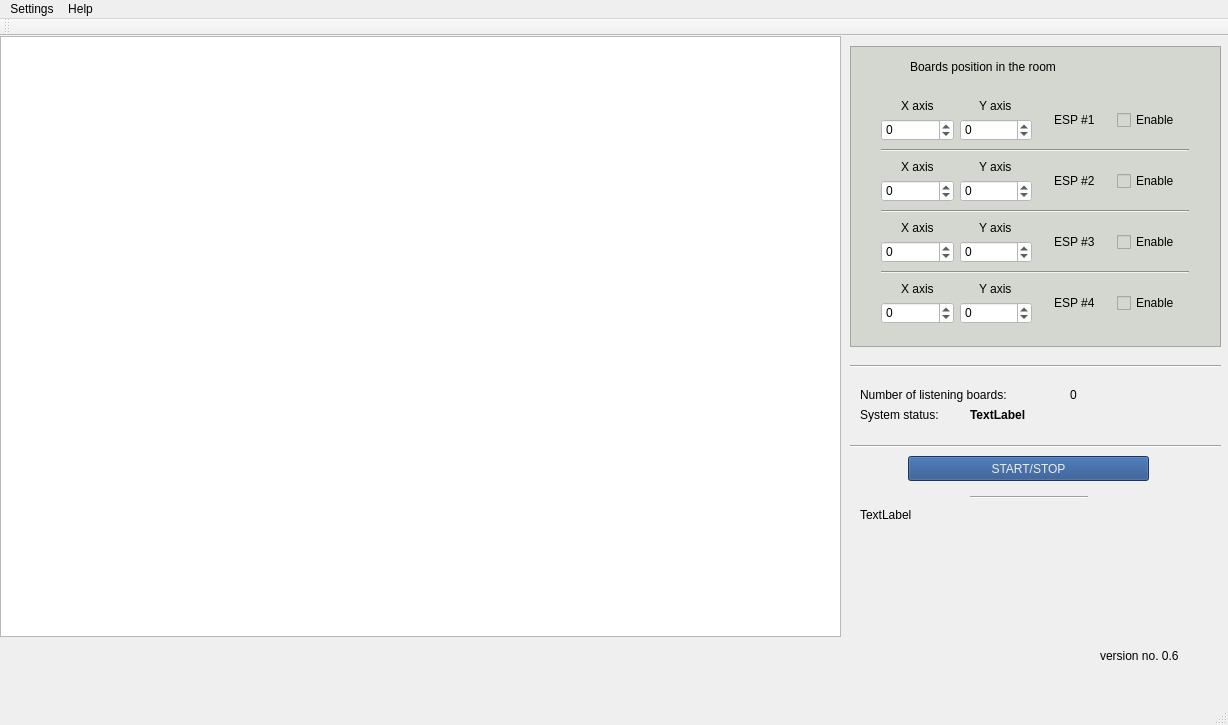
First picture: the form in mainwindow.ui, repository Marlowess/PRTS-ESP32-server, before the edit.
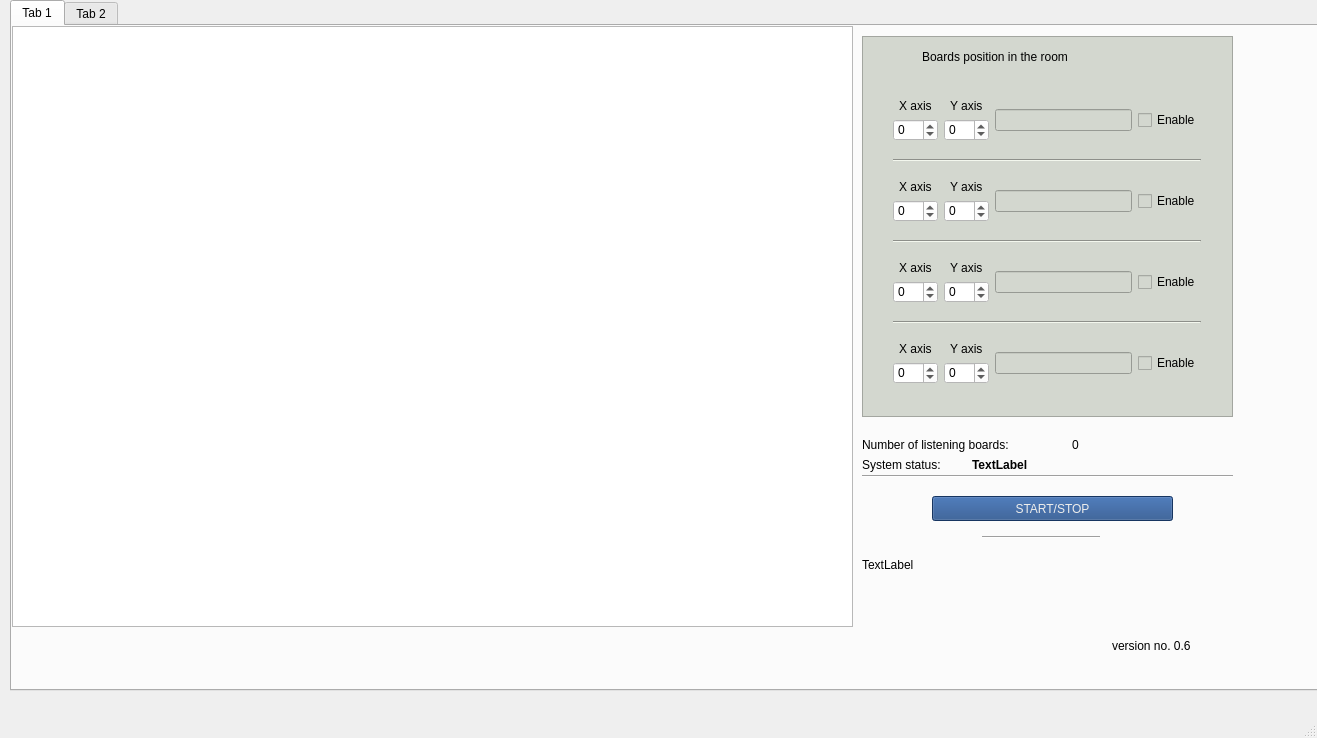
Second picture: the form after the edit. Custom widgets are drawn as their Qt base class.

Commit message: Gestione dinamica della posizione delle board

What changed in the file:
```diff
--- a/mainwindow.ui
+++ b/mainwindow.ui
@@ -6,8 +6,8 @@
    <rect>
     <x>0</x>
     <y>0</y>
-    <width>1228</width>
-    <height>725</height>
+    <width>1317</width>
+    <height>738</height>
    </rect>
   </property>
   <property name="windowTitle">
@@ -17,17 +17,104 @@
    <string notr="true"/>
   </property>
   <widget class="QWidget" name="centralWidget">
-   <widget class="QChartView" name="graphicsView">
+   <widget class="QTabWidget" name="tabWidget">
     <property name="geometry">
      <rect>
-      <x>0</x>
+      <x>10</x>
       <y>0</y>
-      <width>841</width>
-      <height>601</height>
+      <width>1341</width>
+      <height>691</height>
      </rect>
     </property>
-    <property name="styleSheet">
-     <string notr="true"/>
+    <property name="currentIndex">
+     <number>0</number>
+    </property>
+    <widget class="QWidget" name="tab">
+     <attribute name="title">
+      <string>Tab 1</string>
+     </attribute>
+     <widget class="QLabel" name="label_3">
+      <property name="geometry">
+       <rect>
+        <x>850</x>
+        <y>430</y>
+        <width>111</width>
+        <height>17</height>
+       </rect>
+      </property>
+      <property name="text">
+       <string>System status:</string>
+      </property>
+     </widget>
+     <widget class="QLabel" name="label">
+      <property name="geometry">
+       <rect>
+        <x>850</x>
+        <y>410</y>
+        <width>191</width>
+        <height>17</height>
+       </rect>
+      </property>
+      <property name="text">
+       <string>Number of listening boards:</string>
+      </property>
+     </widget>
+     <widget class="QLabel" name="mac_addresses">
+      <property name="geometry">
+       <rect>
+        <x>850</x>
+        <y>530</y>
+        <width>351</width>
+        <height>17</height>
+       </rect>
+      </property>
+      <property name="text">
+       <string>TextLabel</string>
+      </property>
+     </widget>
+     <widget class="Line" name="line_5">
+      <property name="geometry">
+       <rect>
+        <x>850</x>
+        <y>440</y>
+        <width>371</width>
+        <height>20</height>
+       </rect>
+      </property>
+      <property name="orientation">
+       <enum>Qt::Horizontal</enum>
+      </property>
+     </widget>
+     <widget class="QLabel" name="label_status">
+      <property name="geometry">
+       <rect>
+        <x>960</x>
+        <y>430</y>
+        <width>101</width>
+        <height>17</height>
+       </rect>
+      </property>
+      <property name="font">
+       <font>
+        <weight>75</weight>
+        <bold>true</bold>
+       </font>
+      </property>
+      <property name="text">
+       <string>TextLabel</string>
+      </property>
+     </widget>
+     <widget class="QLabel" name="label_boards">
+      <property name="geometry">
+       <rect>
+        <x>1060</x>
+        <y>410</y>
+        <width>16</width>
+        <height>17</height>
+       </rect>
+      </property>
+      <property name="text">
+       <string>0</string>
     </property>
    </widget>
    <widget class="QFrame" name="frame">
@@ -36,7 +123,7 @@
       <x>850</x>
       <y>10</y>
       <width>371</width>
-      <height>301</height>
+        <height>381</height>
      </rect>
     </property>
     <property name="styleSheet">
@@ -54,16 +141,16 @@
        <x>20</x>
        <y>40</y>
        <width>330</width>
-       <height>255</height>
-      </rect>
-     </property>
-     <layout class="QVBoxLayout" name="verticalLayout_15">
+         <height>331</height>
+        </rect>
+       </property>
+       <layout class="QVBoxLayout" name="verticalLayout_21">
       <item>
        <layout class="QHBoxLayout" name="horizontalLayout_6">
         <item>
          <layout class="QVBoxLayout" name="verticalLayout_11">
           <item alignment="Qt::AlignHCenter">
-           <widget class="QLabel" name="label_13">
+             <widget class="QLabel" name="label_15">
             <property name="text">
              <string>X axis</string>
             </property>
@@ -90,7 +177,7 @@
         <item>
          <layout class="QVBoxLayout" name="verticalLayout_16">
           <item alignment="Qt::AlignHCenter">
-           <widget class="QLabel" name="label_14">
+             <widget class="QLabel" name="label_18">
             <property name="text">
              <string>Y axis</string>
             </property>
@@ -114,10 +201,13 @@
           </item>
          </layout>
         </item>
-        <item alignment="Qt::AlignHCenter">
-         <widget class="QLabel" name="label_15">
+          <item>
+           <widget class="QLineEdit" name="lineEdit_5">
           <property name="text">
-           <string>ESP #1</string>
+             <string/>
+            </property>
+            <property name="placeholderText">
+             <string/>
           </property>
          </widget>
         </item>
@@ -134,7 +224,7 @@
        </layout>
       </item>
       <item>
-       <widget class="Line" name="line_2">
+         <widget class="Line" name="line_6">
         <property name="styleSheet">
          <string notr="true"/>
         </property>
@@ -148,7 +238,7 @@
         <item>
          <layout class="QVBoxLayout" name="verticalLayout_5">
           <item alignment="Qt::AlignHCenter">
-           <widget class="QLabel" name="label_16">
+             <widget class="QLabel" name="label_21">
             <property name="text">
              <string>X axis</string>
             </property>
@@ -175,7 +265,7 @@
         <item>
          <layout class="QVBoxLayout" name="verticalLayout_8">
           <item alignment="Qt::AlignHCenter">
-           <widget class="QLabel" name="label_17">
+             <widget class="QLabel" name="label_24">
             <property name="text">
              <string>Y axis</string>
             </property>
@@ -199,10 +289,10 @@
           </item>
          </layout>
         </item>
-        <item alignment="Qt::AlignHCenter">
-         <widget class="QLabel" name="label_18">
+          <item>
+           <widget class="QLineEdit" name="lineEdit_6">
           <property name="text">
-           <string>ESP #2</string>
+             <string/>
           </property>
          </widget>
         </item>
@@ -281,10 +371,10 @@
           </item>
          </layout>
         </item>
-        <item alignment="Qt::AlignHCenter">
-         <widget class="QLabel" name="label_21">
+          <item>
+           <widget class="QLineEdit" name="lineEdit_7">
           <property name="text">
-           <string>ESP #3</string>
+             <string/>
           </property>
          </widget>
         </item>
@@ -363,10 +453,10 @@
           </item>
          </layout>
         </item>
-        <item alignment="Qt::AlignHCenter">
-         <widget class="QLabel" name="label_24">
+          <item>
+           <widget class="QLineEdit" name="lineEdit_8">
           <property name="text">
-           <string>ESP #4</string>
+             <string/>
           </property>
          </widget>
         </item>
@@ -401,108 +491,11 @@
      </property>
     </widget>
    </widget>
-   <widget class="Line" name="line">
-    <property name="geometry">
-     <rect>
-      <x>850</x>
-      <y>320</y>
-      <width>371</width>
-      <height>20</height>
-     </rect>
-    </property>
-    <property name="orientation">
-     <enum>Qt::Horizontal</enum>
-    </property>
-   </widget>
-   <widget class="QLabel" name="label">
-    <property name="geometry">
-     <rect>
-      <x>860</x>
-      <y>350</y>
-      <width>191</width>
-      <height>17</height>
-     </rect>
-    </property>
-    <property name="text">
-     <string>Number of listening boards:</string>
-    </property>
-   </widget>
-   <widget class="QLabel" name="label_boards">
-    <property name="geometry">
-     <rect>
-      <x>1070</x>
-      <y>350</y>
-      <width>16</width>
-      <height>17</height>
-     </rect>
-    </property>
-    <property name="text">
-     <string>0</string>
-    </property>
-   </widget>
-   <widget class="QLabel" name="label_2">
-    <property name="geometry">
-     <rect>
-      <x>1100</x>
-      <y>610</y>
-      <width>111</width>
-      <height>20</height>
-     </rect>
-    </property>
-    <property name="text">
-     <string>version no. 0.6</string>
-    </property>
-   </widget>
-   <widget class="QLabel" name="label_3">
-    <property name="geometry">
-     <rect>
-      <x>860</x>
-      <y>370</y>
-      <width>111</width>
-      <height>17</height>
-     </rect>
-    </property>
-    <property name="text">
-     <string>System status:</string>
-    </property>
-   </widget>
-   <widget class="QLabel" name="label_status">
-    <property name="geometry">
-     <rect>
-      <x>970</x>
-      <y>370</y>
-      <width>101</width>
-      <height>17</height>
-     </rect>
-    </property>
-    <property name="font">
-     <font>
-      <weight>75</weight>
-      <bold>true</bold>
-     </font>
-    </property>
-    <property name="text">
-     <string>TextLabel</string>
-    </property>
-   </widget>
-   <widget class="Line" name="line_5">
-    <property name="geometry">
-     <rect>
-      <x>850</x>
-      <y>400</y>
-      <width>371</width>
-      <height>20</height>
-     </rect>
-    </property>
-    <property name="orientation">
-     <enum>Qt::Horizontal</enum>
-    </property>
-   </widget>
    <widget class="QPushButton" name="pushButton">
     <property name="geometry">
      <rect>
-      <x>908</x>
-      <y>420</y>
+        <x>920</x>
+        <y>470</y>
       <width>241</width>
       <height>25</height>
      </rect>
@@ -515,24 +508,11 @@
      <string>START/STOP</string>
     </property>
    </widget>
-   <widget class="QLabel" name="mac_addresses">
-    <property name="geometry">
-     <rect>
-      <x>860</x>
-      <y>470</y>
-      <width>351</width>
-      <height>17</height>
-     </rect>
-    </property>
-    <property name="text">
-     <string>TextLabel</string>
-    </property>
-   </widget>
-   <widget class="Line" name="line_6">
+     <widget class="Line" name="line_9">
     <property name="geometry">
      <rect>
       <x>970</x>
-      <y>460</y>
+        <y>510</y>
       <width>118</width>
       <height>3</height>
      </rect>
@@ -541,36 +521,39 @@
      <enum>Qt::Horizontal</enum>
     </property>
    </widget>
-  </widget>
-  <widget class="QMenuBar" name="menuBar">
+     <widget class="QLabel" name="label_2">
+      <property name="geometry">
+       <rect>
+        <x>1100</x>
+        <y>610</y>
+        <width>111</width>
+        <height>20</height>
+       </rect>
+      </property>
+      <property name="text">
+       <string>version no. 0.6</string>
+      </property>
+     </widget>
+     <widget class="QChartView" name="graphicsView">
    <property name="geometry">
     <rect>
      <x>0</x>
      <y>0</y>
-     <width>1228</width>
-     <height>22</height>
-    </rect>
-   </property>
-   <widget class="QMenu" name="menuSettings">
-    <property name="title">
-     <string>Settings</string>
-    </property>
-   </widget>
-   <widget class="QMenu" name="menuHelp">
-    <property name="title">
-     <string>Help</string>
-    </property>
-   </widget>
-   <addaction name="menuSettings"/>
-   <addaction name="menuHelp"/>
-  </widget>
-  <widget class="QToolBar" name="mainToolBar">
-   <attribute name="toolBarArea">
-    <enum>TopToolBarArea</enum>
-   </attribute>
-   <attribute name="toolBarBreak">
-    <bool>false</bool>
-   </attribute>
+        <width>841</width>
+        <height>601</height>
+       </rect>
+      </property>
+      <property name="styleSheet">
+       <string notr="true"/>
+      </property>
+     </widget>
+    </widget>
+    <widget class="QWidget" name="tab_2">
+     <attribute name="title">
+      <string>Tab 2</string>
+     </attribute>
+    </widget>
+   </widget>
   </widget>
   <widget class="QStatusBar" name="statusBar"/>
  </widget>
```
Left out of the diff: 64 changed lines with no effect on the pictures. Lines whose indentation alone changed are shown as unchanged. The commit also changes 9 other files.
